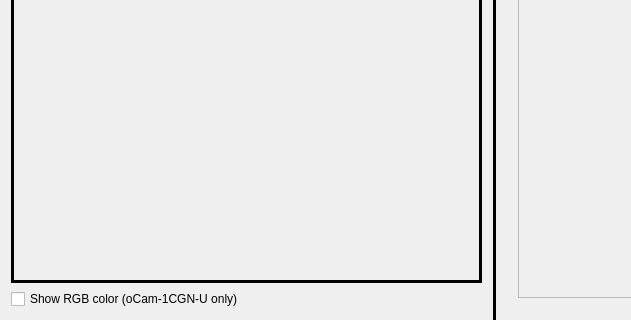
Qt form Software/oCam_viewer_Linux/oCam_viewer.ui (withrobot/oCam) before a commit; both pictures show x 0 to 631 and y 432 to 752 of the 1024 by 752 pixel window.
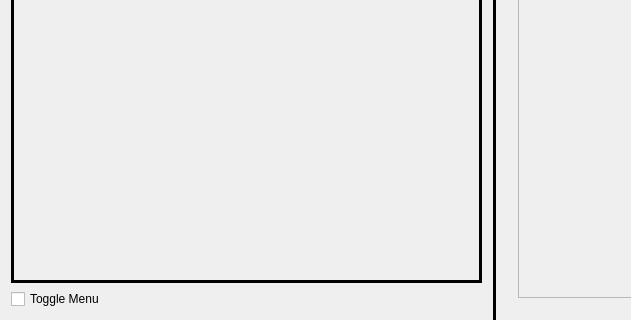
The same form after that commit. Icons and pictures are not drawn.

The edit to the form file:
```diff
--- a/Software/oCam_viewer_Linux/oCam_viewer.ui
+++ b/Software/oCam_viewer_Linux/oCam_viewer.ui
@@ -160,7 +160,7 @@
     <item>
      <widget class="QCheckBox" name="ckbToggleRgbColor">
       <property name="text">
-       <string>Show RGB color (oCam-1CGN-U only)</string>
+       <string>Toggle Menu</string>
       </property>
      </widget>
     </item>
```
Left out of the diff: 2 changed lines with no effect on the pictures.
